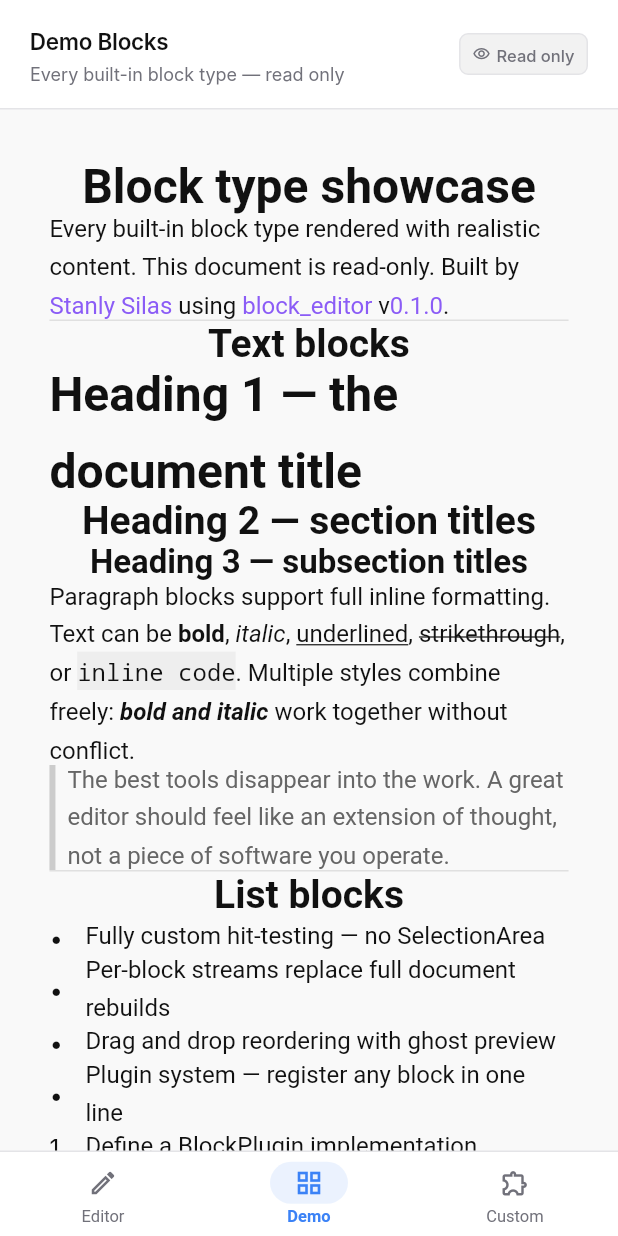
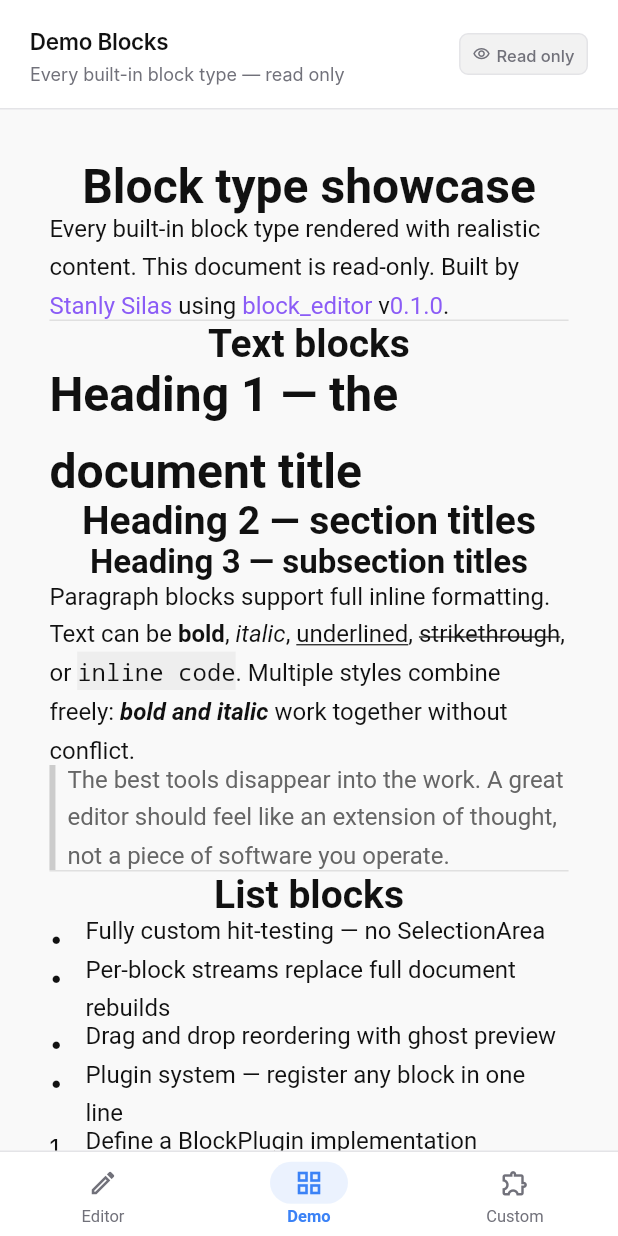
Before and after one commit to SebRincon/block_editor, a Flutter app: the screen it shows after launch, item 2 of the bottom bar chosen, on a phone screen of 412 x 824 dp. Run offline on Flutter 3.47's test engine with Material 3 defaults, Android fonts, the phone set to English and light mode, and no system bars; Roboto replaces fonts that are missing (Inter).

Commit message:
chore(block_editor): bump version to 0.0.4-dev.1 with fixed tests, updated README and example app

```diff
--- a/packages/block_editor/lib/block_editor.dart
+++ b/packages/block_editor/lib/block_editor.dart
@@ -4,6 +4,7 @@
 /// Phase 1 exports cover the pure-Dart document model and core engine.
 /// Phase 2 adds the EditorSelection model for cross-block selection.
 /// Phase 3 adds the plugin system, registry, and built-in block plugins.
+/// Phase 4 adds the FormattingToolbar, SlashCommandMenu and BlockActionMenu.
 library;
 
 export 'src/model/inline_attributes.dart';
--- a/packages/block_editor/lib/src/rendering/block_widgets.dart
+++ b/packages/block_editor/lib/src/rendering/block_widgets.dart
@@ -60,19 +60,12 @@ class ParagraphWidget extends StatefulWidget {
 
 class _ParagraphWidgetState extends State<ParagraphWidget> {
   final _textKey = GlobalKey();
-  final _gestureKey = GlobalKey();
-
-  @override
-  void initState() {
-    super.initState();
-  }
 
   @override
   Widget build(BuildContext context) {
     return MouseRegion(
       cursor: SystemMouseCursors.text,
       child: GestureDetector(
-        key: _gestureKey,
         onTapDown: (details) {
           final offset = _resolveOffset(
             _textKey,
@@ -306,7 +299,7 @@ class _BulletListWidgetState extends State<BulletListWidget> {
     return Padding(
       padding: EdgeInsets.only(left: indent * 24.0),
       child: Row(
-        crossAxisAlignment: CrossAxisAlignment.center,
+        crossAxisAlignment: CrossAxisAlignment.start,
         children: [
           const SizedBox(
             width: 24,
@@ -388,7 +381,7 @@ class _NumberedListWidgetState extends State<NumberedListWidget> {
     return Padding(
       padding: EdgeInsets.only(left: indent * 24.0),
       child: Row(
-        crossAxisAlignment: CrossAxisAlignment.center,
+        crossAxisAlignment: CrossAxisAlignment.start,
         children: [
           SizedBox(
             width: 24,
```
